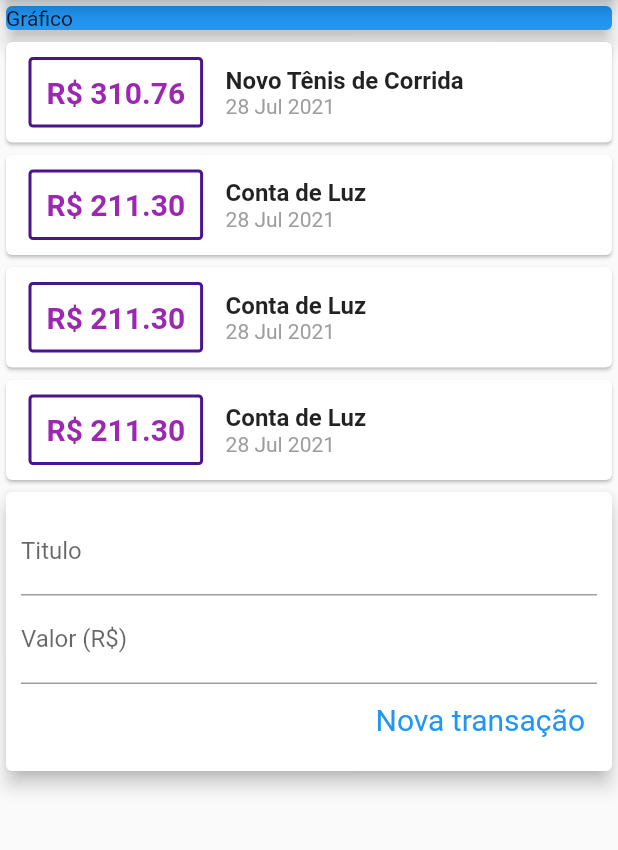
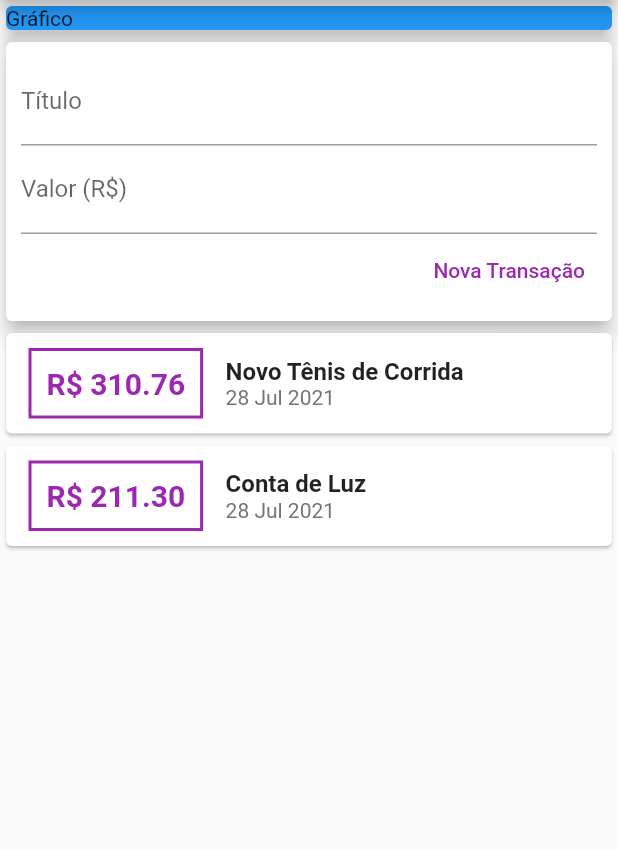
Before and after one commit to dorathoto/flutter_despesasPessoais, a Flutter app: the screen it shows after launch, on a phone screen of 412 x 824 dp, the part 84-934 px from its top. Run offline on Flutter 3.47's test engine with Material 2 defaults, Android fonts, the phone set to English and light mode, and no system bars.

Commit message:
fix formularios

```diff
--- a/lib/components/transaction_form.dart
+++ b/lib/components/transaction_form.dart
@@ -7,6 +7,17 @@ class TransactionForm extends StatelessWidget {
   final void Function(String, double) onSubmit;
 
   TransactionForm(this.onSubmit);
+
+  _submitForm() {
+    final title = titleController.text;
+    final value = double.tryParse(valueController.text) ?? 0.0;
+
+    if (title.isEmpty || value <= 0) {
+      return;
+    }
+
+    onSubmit(title, value);
+  }
 
   @override
   Widget build(BuildContext context) {
@@ -18,27 +29,31 @@ class TransactionForm extends StatelessWidget {
           children: <Widget>[
             TextField(
               controller: titleController,
-              decoration: InputDecoration(labelText: 'Titulo'),
+              onSubmitted: (_) => _submitForm,
+              decoration: InputDecoration(
+                labelText: 'Título',
+              ),
             ),
             TextField(
               controller: valueController,
-              decoration: InputDecoration(labelText: 'Valor (R\$)'),
+              keyboardType: TextInputType.numberWithOptions(decimal: true),
+              onSubmitted: (_) => _submitForm,
+              decoration: InputDecoration(
+                labelText: 'Valor (R\$)',
+              ),
             ),
             Row(
               mainAxisAlignment: MainAxisAlignment.end,
-              children: [
+              children: <Widget>[
                 TextButton(
-                  style: TextButton.styleFrom(
-                      textStyle: TextStyle(fontSize: 20, color: Colors.purple)),
-                  child: Text('Nova transação'),
-                  onPressed: () {
-                    final title = titleController.text;
-                    final valor = double.tryParse(valueController.text) ?? 0;
-                    onSubmit(title, valor);
-                  },
-                ),
+                  child: Text(
+                    'Nova Transação',
+                    style: TextStyle(color: Colors.purple),
+                  ),
+                  onPressed: _submitForm,
+                )
               ],
-            )
+            ),
           ],
         ),
       ),
--- a/lib/components/transaction_list.dart
+++ b/lib/components/transaction_list.dart
@@ -1,4 +1,3 @@
-import 'package:expenses/models/transaction.dart';
 import 'package:flutter/material.dart';
 import '../models/transaction.dart';
 import 'package:intl/intl.dart';
@@ -14,36 +13,37 @@ class TransactionList extends StatelessWidget {
       height: 300,
       child: ListView.builder(
         itemCount: transactions.length,
-        itemBuilder: (context, index) {
+        itemBuilder: (ctx, index) {
           final tr = transactions[index];
-
           return Card(
             child: Row(
               children: <Widget>[
                 Container(
-                  margin: EdgeInsets.symmetric(horizontal: 15, vertical: 10),
+                  margin: EdgeInsets.symmetric(
+                    horizontal: 15,
+                    vertical: 10,
+                  ),
                   decoration: BoxDecoration(
-                      borderRadius: BorderRadius.circular(3),
-                      border: Border.all(
-                        color: Colors.purple[900]!,
-                        width: 2,
-                      )),
+                    border: Border.all(
+                      color: Colors.purple,
+                      width: 2,
+                    ),
+                  ),
                   padding: EdgeInsets.all(10),
                   child: Text(
                     'R\$ ${tr.value.toStringAsFixed(2)}',
                     style: TextStyle(
+                      fontWeight: FontWeight.bold,
+                      fontSize: 20,
                       color: Colors.purple,
-                      fontSize: 20,
-                      fontWeight: FontWeight.bold,
                     ),
                   ),
                 ),
                 Column(
-                  mainAxisAlignment: MainAxisAlignment.center,
                   crossAxisAlignment: CrossAxisAlignment.start,
                   children: <Widget>[
                     Text(
-                      tr.title.toString(),
+                      tr.title,
                       style: TextStyle(
                         fontSize: 16,
                         fontWeight: FontWeight.bold,
@@ -51,10 +51,12 @@ class TransactionList extends StatelessWidget {
                     ),
                     Text(
                       DateFormat('d MMM y').format(tr.date),
-                      style: TextStyle(color: Colors.grey),
-                    )
+                      style: TextStyle(
+                        color: Colors.grey[600],
+                      ),
+                    ),
                   ],
-                )
+                ),
               ],
             ),
           );
--- a/lib/components/transaction_user.dart
+++ b/lib/components/transaction_user.dart
@@ -1,13 +1,10 @@
 import 'dart:math';
-
 import 'package:flutter/material.dart';
 import 'transaction_form.dart';
 import 'transaction_list.dart';
-import 'package:expenses/models/transaction.dart';
+import '../models/transaction.dart';
 
 class TransactionUser extends StatefulWidget {
-  const TransactionUser({Key? key}) : super(key: key);
-
   @override
   _TransactionUserState createState() => _TransactionUserState();
 }
@@ -26,54 +23,10 @@ class _TransactionUserState extends State<TransactionUser> {
       value: 211.30,
       date: DateTime.now(),
     ),
-    Transaction(
-      id: 't2',
-      title: 'Conta de Luz',
-      value: 211.30,
-      date: DateTime.now(),
-    ),
-    Transaction(
-      id: 't2',
-      title: 'Conta de Luz',
-      value: 211.30,
-      date: DateTime.now(),
-    ),
-    Transaction(
-      id: 't2',
-      title: 'Conta de Luz',
-      value: 211.30,
-      date: DateTime.now(),
-    ),
-    Transaction(
-      id: 't2',
-      title: 'Conta de Luz',
-      value: 211.30,
-      date: DateTime.now(),
-    ),
-    Transaction(
-      id: 't2',
-      title: 'Conta de Luz',
-      value: 211.30,
-      date: DateTime.now(),
-    ),
-    Transaction(
-      id: 't2',
-      title: 'Conta de Luz',
-      value: 211.30,
-      date: DateTime.now(),
-    ),
-    Transaction(
-      id: 't2',
-      title: 'Conta de Luz',
-      value: 211.30,
-      date: DateTime.now(),
-    ),
   ];
 
-  //final List<Transaction> _transactions = [];
-
   _addTransaction(String title, double value) {
-    final newTransaction = new Transaction(
+    final newTransaction = Transaction(
       id: Random().nextDouble().toString(),
       title: title,
       value: value,
@@ -89,8 +42,8 @@ class _TransactionUserState extends State<TransactionUser> {
   Widget build(BuildContext context) {
     return Column(
       children: <Widget>[
+        TransactionForm(_addTransaction),
         TransactionList(_transactions),
-        TransactionForm(_addTransaction),
       ],
     );
   }
--- a/lib/main.dart
+++ b/lib/main.dart
@@ -1,5 +1,5 @@
+import 'package:flutter/material.dart';
 import 'package:expenses/components/transaction_user.dart';
-import 'package:flutter/material.dart';
 
 main() => runApp(ExpensesApp());
 
@@ -19,8 +19,8 @@ class MyHomePage extends StatelessWidget {
       appBar: AppBar(
         title: Text('Despesas Pessoais'),
       ),
-      body: Column(
-        mainAxisAlignment: MainAxisAlignment.start,
+      body: SingleChildScrollView(
+        child: Column(
           crossAxisAlignment: CrossAxisAlignment.stretch,
           children: <Widget>[
             Container(
@@ -34,6 +34,7 @@ class MyHomePage extends StatelessWidget {
             TransactionUser(),
           ],
         ),
+      ),
     );
   }
 }
```
Lines whose indentation alone changed are shown as unchanged.
